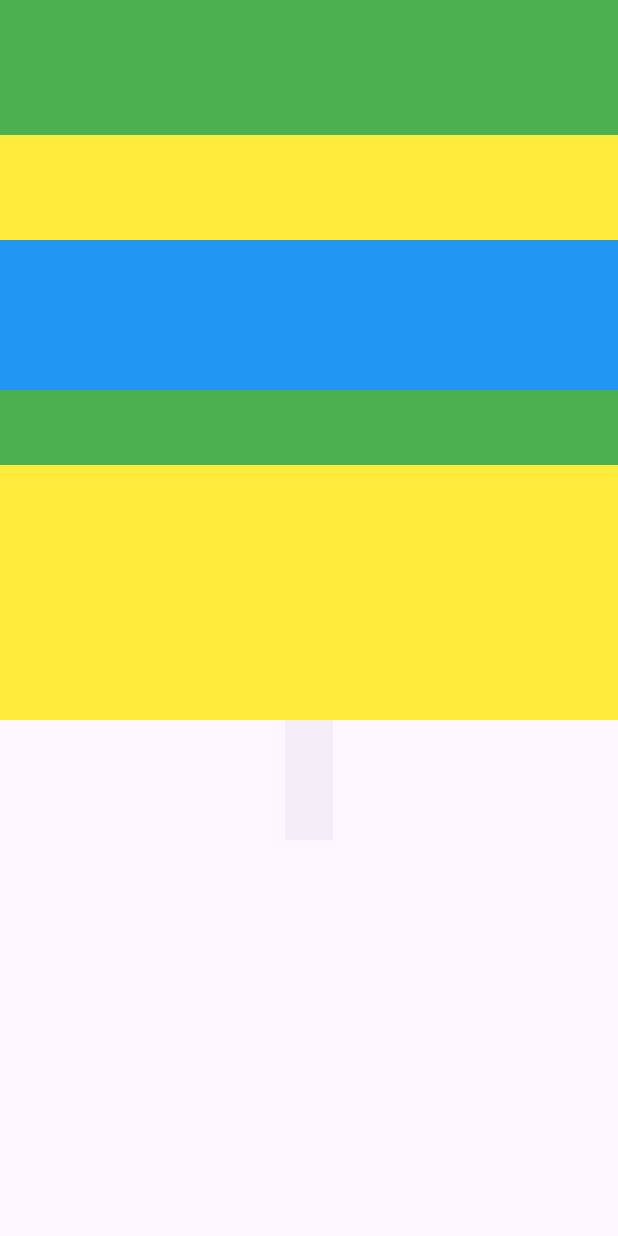
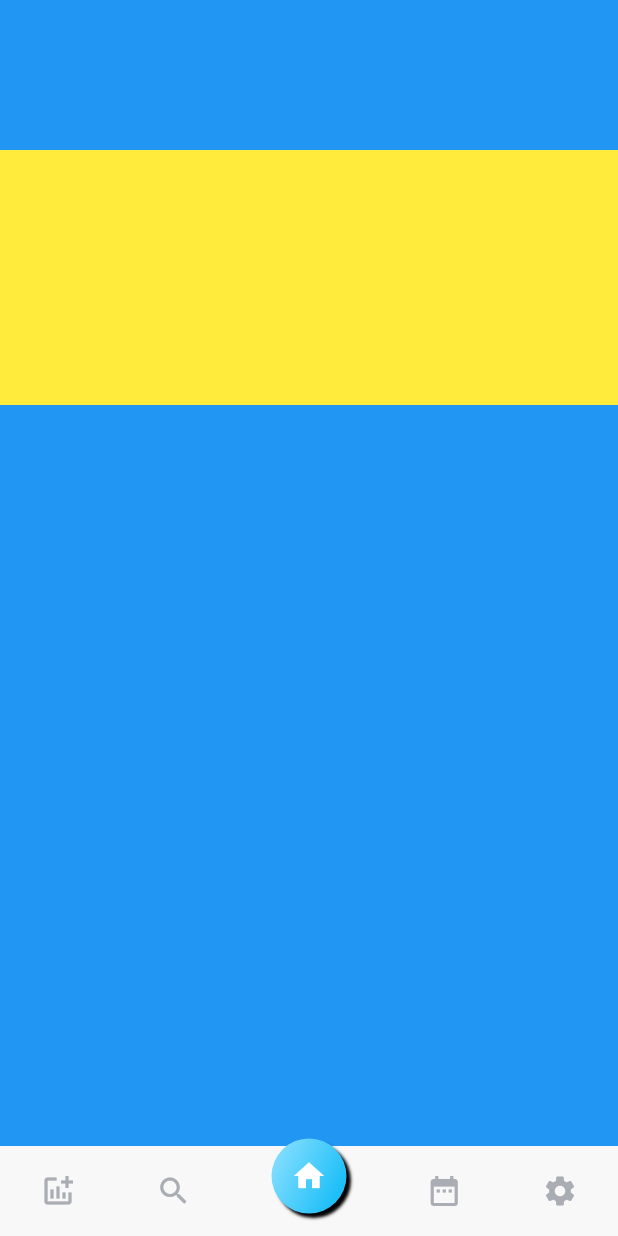
Before and after one commit to lloydvheremu/fitness_tracker, a Flutter app: the screen it shows after launch, on a phone screen of 412 x 824 dp. Run offline on Flutter 3.47's test engine with Material 3 defaults, Android fonts, the phone set to English and light mode, and no system bars.

```diff
--- a/lib/main.dart
+++ b/lib/main.dart
@@ -19,7 +19,13 @@ class MyApp extends StatelessWidget {
       title: 'Fitness Tracker',
       theme: ThemeData(),
       debugShowCheckedModeBanner: false,
-      home: DetailsPage(),
+
+      // routes
+      routes: {
+        '/': (context) => HomePage(),
+        '/details': (context) => DetailsPage()
+      },
+      initialRoute: '/',
     );
   }
 }
--- a/lib/pages/details/widgets/graph.dart
+++ b/lib/pages/details/widgets/graph.dart
@@ -5,10 +5,12 @@ class Graph extends StatelessWidget {
 
   @override
   Widget build(BuildContext context) {
-    return Container(
-      width: double.infinity,
-      height: 100,
-      color: Colors.blue,
+    return Expanded(
+      child: Container(
+        width: double.infinity,
+        height: 100,
+        color: Colors.blue,
+      ),
     );
   }
 }
```
Also changed, not shown: lib/pages/details/details.dart (+9 -1 lines), 1 other file.
